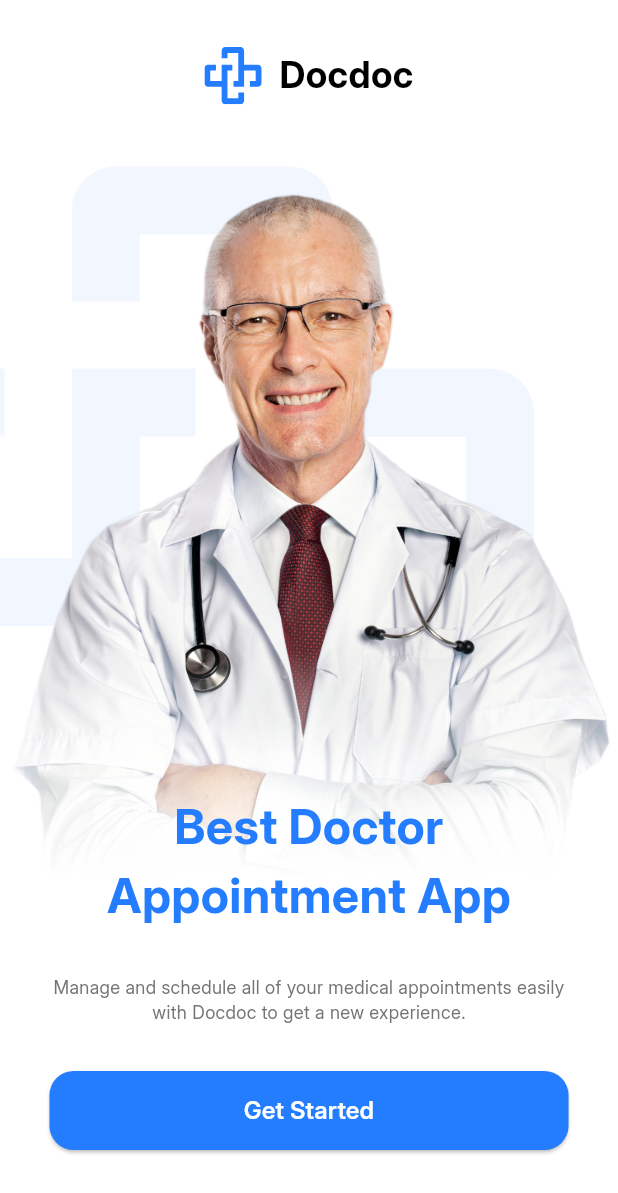
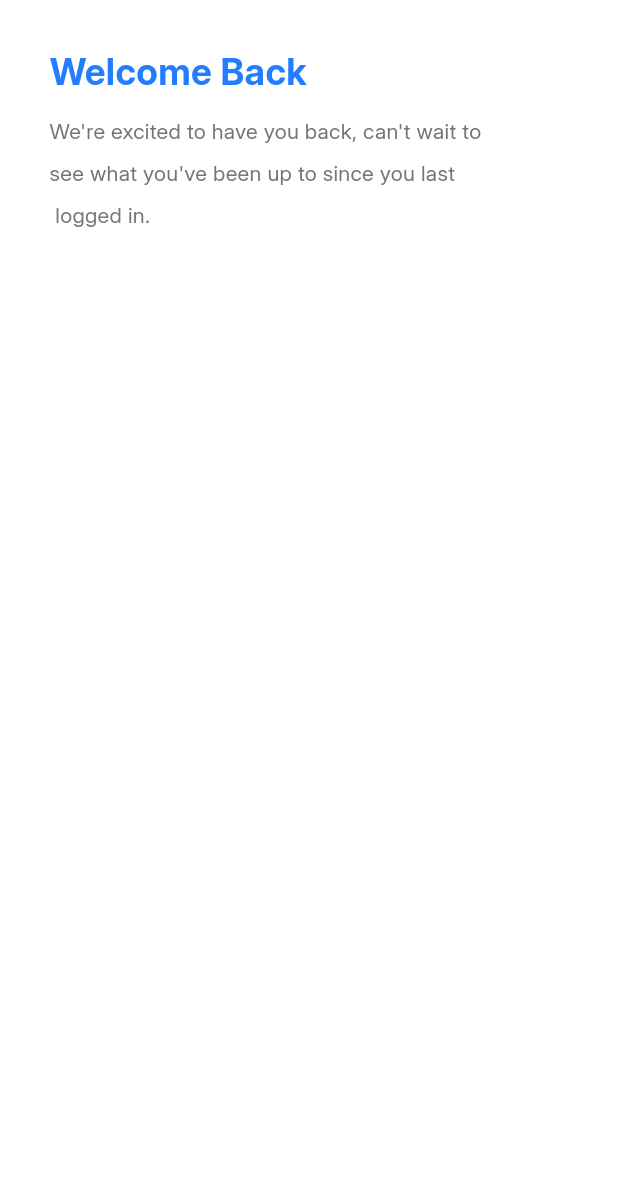
Before and after one commit to MaiBomadian94/flutter_complete_project, a Flutter app: the screen it shows after launch, after a tap on "Get Started", on a phone screen of 412 x 824 dp. Shown: the top 1193 px of the screen. Run offline on Flutter 3.47's test engine with Material 3 defaults, Android fonts, the phone set to English and light mode, and no system bars; our stand-ins replace flutter_screenutil, flutter_svg.

Commit message:
* added spacing file * added font weight file * created login view

```diff
--- /dev/null
+++ b/lib/core/helpers/spacing.dart
@@ -0,0 +1,6 @@
+import 'package:flutter/cupertino.dart';
+import 'package:flutter_screenutil/flutter_screenutil.dart';
+
+SizedBox verticalSpace({required double height}) => SizedBox(height: height.h);
+
+SizedBox horizontalSpace({required double width}) => SizedBox(width: width.w);
--- a/lib/core/routing/app_routes.dart
+++ b/lib/core/routing/app_routes.dart
@@ -1,13 +1,19 @@
 import 'package:flutter/material.dart';
 import 'package:flutter_complete_project/core/routing/routes.dart';
+import 'package:flutter_complete_project/features/login/presentation/view/login_view.dart';
 import 'package:flutter_complete_project/features/on_boarding/presentation/view/on_boarding_view.dart';
 
 class AppRoutes {
- static Route generateRoute(RouteSettings settings) {
+  static Route generateRoute(RouteSettings settings) {
     switch (settings.name) {
       case Routes.onBoarding:
         return MaterialPageRoute(
           builder: (context) => const OnBoardingView(),
+        );
+
+      case Routes.login:
+        return MaterialPageRoute(
+          builder: (context) => const LoginView(),
         );
 
       default:
--- a/lib/core/routing/routes.dart
+++ b/lib/core/routing/routes.dart
@@ -1,3 +1,5 @@
 class Routes {
   static const String onBoarding = '/onBoarding';
+  static const String login = '/login';
+
 }
--- /dev/null
+++ b/lib/core/theming/font_weight.dart
@@ -0,0 +1,13 @@
+import 'dart:ui';
+
+class FontWeightHelper {
+  static const FontWeight thin = FontWeight.w100;
+  static const FontWeight extraLight = FontWeight.w200;
+  static const FontWeight light = FontWeight.w300;
+  static const FontWeight normal = FontWeight.w400; //regular
+
+  static const FontWeight medium = FontWeight.w500;
+  static const FontWeight semiBold = FontWeight.w600;
+  static const FontWeight bold = FontWeight.w700;
+  static const FontWeight extraBold = FontWeight.w800;
+}
--- a/lib/core/theming/text_styles.dart
+++ b/lib/core/theming/text_styles.dart
@@ -1,45 +1,36 @@
 import 'package:flutter/material.dart';
+import 'package:flutter_complete_project/core/theming/font_weight.dart';
 import 'package:flutter_screenutil/flutter_screenutil.dart';
 
 abstract class TextStyles {
-  static TextStyle textTitle24 = TextStyle(
-    fontWeight: FontWeight.bold,
+  static TextStyle textTitle24Bold = TextStyle(
+    fontWeight: FontWeightHelper.bold,
     fontSize: 24.sp,
     fontFamily: 'Inter',
     color: Colors.black,
   );
-  static const textTitle10 = TextStyle(
-    fontWeight: FontWeight.w400,
-    fontSize: 10,
+  static TextStyle textTitle14 = TextStyle(
+    fontWeight: FontWeightHelper.normal,
+    fontSize: 14.sp,
     fontFamily: 'Inter',
+    color: Colors.black,
   );
-  static const textTitle12 = TextStyle(
-    fontWeight: FontWeight.w400,
-    fontSize: 12,
+  static TextStyle textTitle12 = TextStyle(
+    fontWeight: FontWeightHelper.normal,
+    fontSize: 12.sp,
+    fontFamily: 'Inter',
+    color: Colors.black,
+  );
+
+  static TextStyle textTitle32Bold = TextStyle(
+    fontWeight: FontWeightHelper.bold,
+    fontSize: 32.sp,
     fontFamily: 'Inter',
   );
 
-  static const textTitle14 = TextStyle(
-    fontWeight: FontWeight.w400,
-    fontSize: 14,
-    fontFamily: 'Inter',
-  );
-  static const textTitle15 =
-      TextStyle(fontWeight: FontWeight.w500, fontSize: 15, fontFamily: 'Inter');
-  static const textTitle16 = TextStyle(
-    fontWeight: FontWeight.w600,
-    fontSize: 16,
-    fontFamily: 'Inter',
-  );
-
-  static const textTitle18 = TextStyle(
-    fontWeight: FontWeight.w500,
-    fontSize: 18,
-    fontFamily: 'Inter',
-  );
-  static const textTitle32 = TextStyle(
-    fontWeight: FontWeight.w700,
-    fontSize: 32,
+  static TextStyle textTitle16 = TextStyle(
+    fontWeight: FontWeightHelper.semiBold,
+    fontSize: 16.sp,
     fontFamily: 'Inter',
   );
 }
--- /dev/null
+++ b/lib/features/login/presentation/view/login_view.dart
@@ -0,0 +1,42 @@
+import 'package:flutter/material.dart';
+import 'package:flutter_complete_project/core/helpers/spacing.dart';
+import 'package:flutter_complete_project/core/theming/colors.dart';
+import 'package:flutter_complete_project/core/theming/text_styles.dart';
+import 'package:flutter_screenutil/flutter_screenutil.dart';
+
+class LoginView extends StatelessWidget {
+  const LoginView({super.key});
+
+  @override
+  Widget build(BuildContext context) {
+    return SafeArea(
+      child: Scaffold(
+        body: Padding(
+          padding: EdgeInsets.symmetric(horizontal: 30.w, vertical: 30.h),
+          child: Column(
+            crossAxisAlignment: CrossAxisAlignment.start,
+            children: [
+              Text(
+                'Welcome Back',
+                style: TextStyles.textTitle24Bold.copyWith(
+                  color: AppColors.mainBlue,
+                ),
+              ),
+              verticalSpace(height: 8),
+              Text(
+                "We're excited to have you back, can't wait to \nsee what you've been up to since you last\n logged in.",
+                style: TextStyles.textTitle14.copyWith(
+                  color: AppColors.greyColor,
+                  height: 2,
+                  letterSpacing: .2,
+                ),
+              ),
+              verticalSpace(height: 36),
+
+            ],
+          ),
+        ),
+      ),
+    );
+  }
+}
--- a/lib/features/on_boarding/presentation/view/on_boarding_view.dart
+++ b/lib/features/on_boarding/presentation/view/on_boarding_view.dart
@@ -1,9 +1,12 @@
 import 'package:flutter/material.dart';
+import 'package:flutter_complete_project/core/helpers/extensions.dart';
+import 'package:flutter_complete_project/core/helpers/spacing.dart';
 import 'package:flutter_complete_project/core/theming/colors.dart';
 import 'package:flutter_complete_project/features/on_boarding/presentation/view/widgets/doctor_image.dart';
 import 'package:flutter_screenutil/flutter_screenutil.dart';
 import 'package:flutter_svg/flutter_svg.dart';
 import '../../../../core/presentation/widgets/custom_elevated_button.dart';
+import '../../../../core/routing/routes.dart';
 import '../../../../core/theming/text_styles.dart';
 
 class OnBoardingView extends StatelessWidget {
@@ -25,19 +28,14 @@ class OnBoardingView extends StatelessWidget {
                 mainAxisAlignment: MainAxisAlignment.center,
                 children: [
                   SvgPicture.asset('assets/svgs/docdoc.svg'),
-                  SizedBox(
-                    width: 10.w,
-                  ),
+                  horizontalSpace(width: 10),
                   Text(
                     'Docdoc',
-                    style: TextStyles.textTitle24,
+                    style: TextStyles.textTitle24Bold,
                   )
-
                 ],
               ),
-              SizedBox(
-                height: 40.h,
-              ),
+              verticalSpace(height: 40),
               const DoctorImage(),
               Padding(
                 padding: EdgeInsets.only(left: 30.w, right: 30.w),
@@ -48,11 +46,13 @@ class OnBoardingView extends StatelessWidget {
                       .copyWith(color: AppColors.greyColor),
                 ),
               ),
-              SizedBox(height: 30.h),
+              verticalSpace(height: 30),
               Padding(
                 padding: EdgeInsets.symmetric(horizontal: 30.w),
                 child: CustomElevatedButton(
-                  onPressed: () {},
+                  onPressed: () {
+                    context.pushNamed(Routes.login);
+                  },
                   title: 'Get Started',
                   backgroundColor: AppColors.mainBlue,
                 ),
--- a/lib/features/on_boarding/presentation/view/widgets/doctor_image.dart
+++ b/lib/features/on_boarding/presentation/view/widgets/doctor_image.dart
@@ -31,7 +31,7 @@ class DoctorImage extends StatelessWidget {
           child: Text(
             textAlign: TextAlign.center,
             'Best Doctor \nAppointment App',
-            style: TextStyles.textTitle32.copyWith(color: AppColors.mainBlue),
+            style: TextStyles.textTitle32Bold.copyWith(color: AppColors.mainBlue),
           ),
         ),
       ],
```
